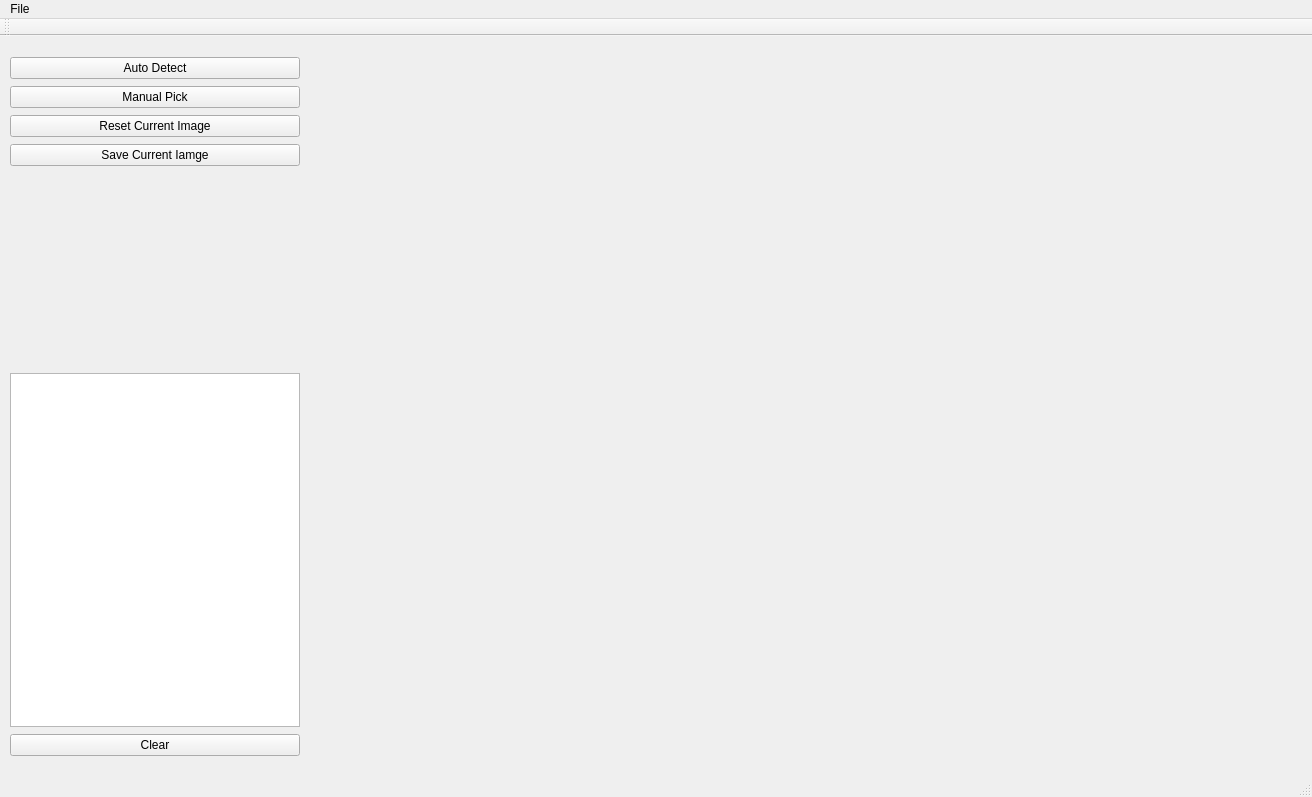
Above: CashmereDetector/CashmereDetector.ui from HWeigo/CashmereDetector before the change. Below: the same form after it.
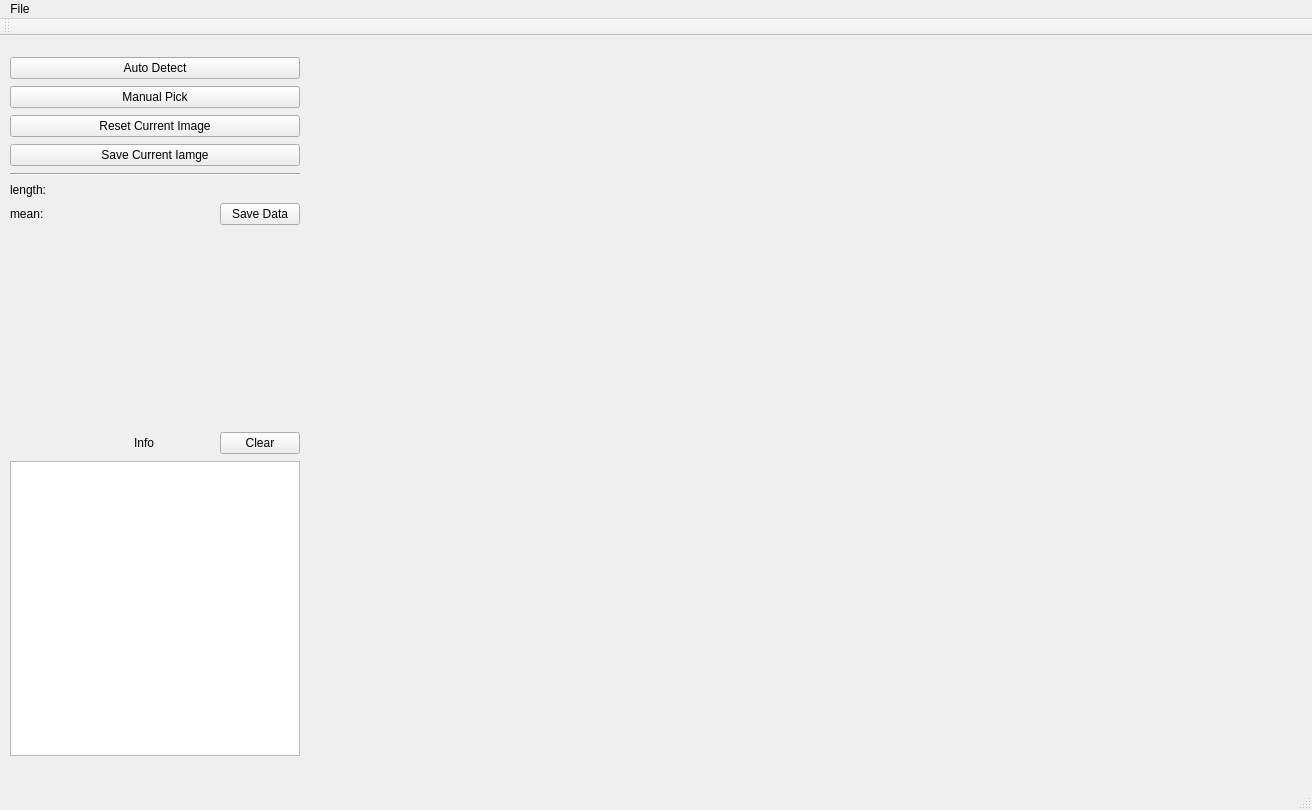
That is the form after the change.

```diff
--- a/CashmereDetector/CashmereDetector.ui
+++ b/CashmereDetector/CashmereDetector.ui
@@ -7,7 +7,7 @@
     <x>0</x>
     <y>0</y>
     <width>1312</width>
-    <height>797</height>
+    <height>810</height>
    </rect>
   </property>
   <property name="windowTitle">
@@ -68,6 +68,52 @@
        </property>
       </widget>
      </item>
+     <item>
+      <widget class="Line" name="line">
+       <property name="orientation">
+        <enum>Qt::Horizontal</enum>
+       </property>
+      </widget>
+     </item>
+     <item>
+      <layout class="QGridLayout" name="gridLayout" columnstretch="1,3,1" columnminimumwidth="0,0,0">
+       <item row="1" column="2">
+        <widget class="QPushButton" name="pushButton_saveLength">
+         <property name="text">
+          <string>Save Data</string>
+         </property>
+        </widget>
+       </item>
+       <item row="1" column="0">
+        <widget class="QLabel" name="label_lengthText">
+         <property name="text">
+          <string>mean: </string>
+         </property>
+        </widget>
+       </item>
+       <item row="1" column="1">
+        <widget class="QLabel" name="label_mean">
+         <property name="text">
+          <string/>
+         </property>
+        </widget>
+       </item>
+       <item row="0" column="0">
+        <widget class="QLabel" name="label_lengthText_2">
+         <property name="text">
+          <string>length: </string>
+         </property>
+        </widget>
+       </item>
+       <item row="0" column="1">
+        <widget class="QLabel" name="label_length">
+         <property name="text">
+          <string/>
+         </property>
+        </widget>
+       </item>
+      </layout>
+     </item>
      <item>
       <spacer name="verticalSpacer_2">
        <property name="orientation">
@@ -84,6 +130,56 @@
        </property>
       </spacer>
      </item>
+     <item>
+      <layout class="QHBoxLayout" name="horizontalLayout_2" stretch="6,3,1,1">
+       <property name="leftMargin">
+        <number>5</number>
+       </property>
+       <item>
+        <spacer name="horizontalSpacer">
+         <property name="orientation">
+          <enum>Qt::Horizontal</enum>
+         </property>
+         <property name="sizeType">
+          <enum>QSizePolicy::Expanding</enum>
+         </property>
+         <property name="sizeHint" stdset="0">
+          <size>
+           <width>110</width>
+           <height>20</height>
+          </size>
+         </property>
+        </spacer>
+       </item>
+       <item>
+        <widget class="QLabel" name="label_info">
+         <property name="text">
+          <string>Info</string>
+         </property>
+        </widget>
+       </item>
+       <item>
+        <spacer name="horizontalSpacer_2">
+         <property name="orientation">
+          <enum>Qt::Horizontal</enum>
+         </property>
+         <property name="sizeHint" stdset="0">
+          <size>
+           <width>40</width>
+           <height>20</height>
+          </size>
+         </property>
+        </spacer>
+       </item>
+       <item>
+        <widget class="QPushButton" name="pushButton_clear">
+         <property name="text">
+          <string>Clear</string>
+         </property>
+        </widget>
+       </item>
+      </layout>
+     </item>
      <item>
       <widget class="QTextBrowser" name="textBrowser">
        <property name="html">
@@ -95,13 +191,6 @@
        </property>
       </widget>
      </item>
-     <item>
-      <widget class="QPushButton" name="pushButton_clear">
-       <property name="text">
-        <string>Clear</string>
-       </property>
-      </widget>
-     </item>
     </layout>
    </widget>
   </widget>
```
